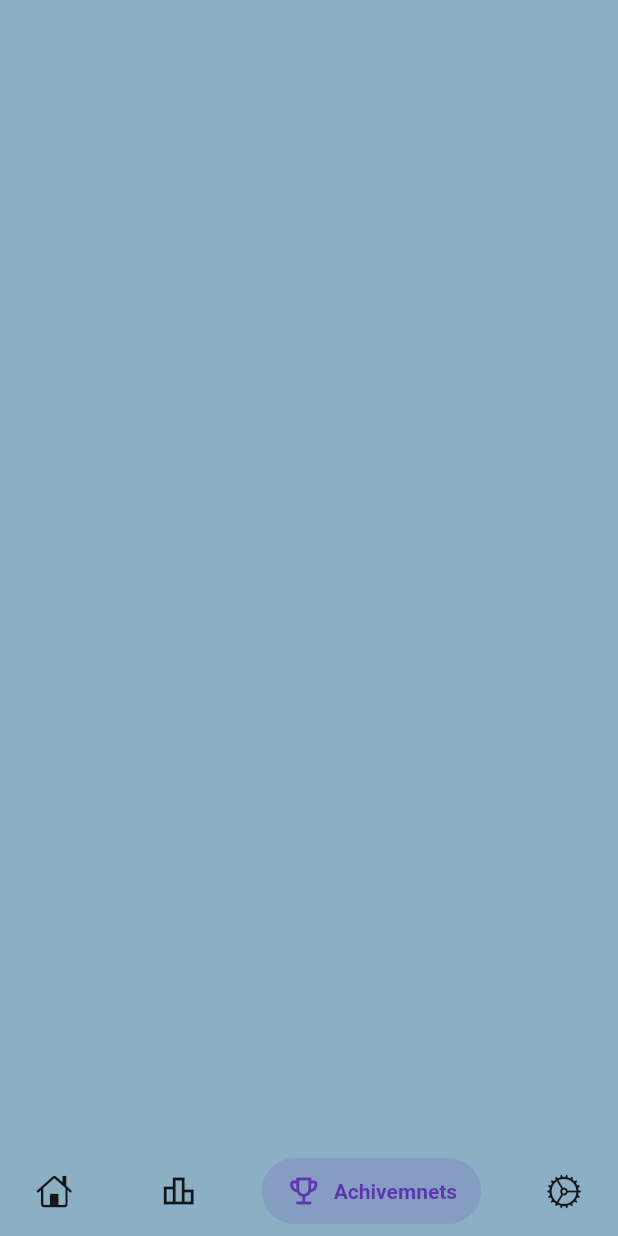
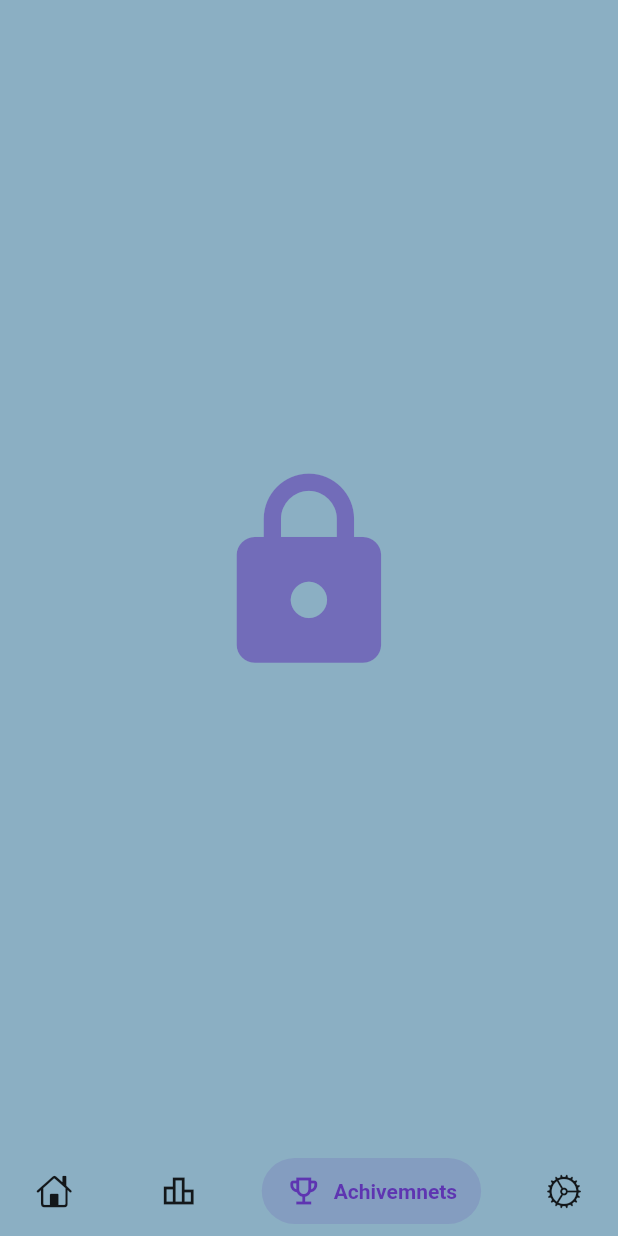
Before and after one commit to Sam21-39/wally_the_stupid, a Flutter app: the DashBoardPage screen opened directly, item 3 of the bottom bar chosen, on a phone screen of 412 x 824 dp. Run offline on Flutter 3.47's test engine with Material 2 defaults, Android fonts, the phone set to English and light mode, and no system bars; drawn by our look-alikes of salomon_bottom_bar; our stand-ins replace animated_text_kit, cloud_firestore, device_info_plus, firebase_auth, firebase_core, fluttertoast and 4 more; missing offline and left inert: feature_discovery; accounts and stored records are empty; network calls fail; statements that could not run were skipped.

Commit message:
Update dashbaord.dart

```diff
--- a/lib/Views/Dashboard/dashbaord.dart
+++ b/lib/Views/Dashboard/dashbaord.dart
@@ -45,7 +45,15 @@ class _DashBoardPageState extends State<DashBoardPage> {
       case 1:
         return LeaderboardPage();
       case 2:
-        return Container();
+        return Container(
+          child: Center(
+            child: Icon(
+              Icons.lock,
+              color: UI.appHighLightColor.withOpacity(0.55),
+              size: MediaQuery.of(context).size.width * 0.35,
+            ),
+          ),
+        );
       case 3:
         return Container(
           child: Center(
```
